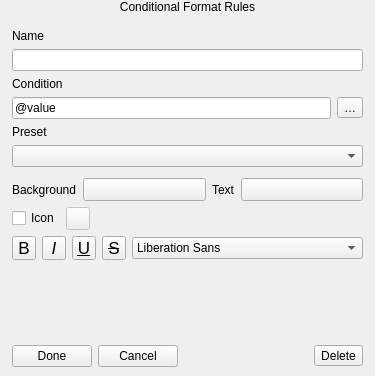
qgis/QGIS, file src/ui/qgsfieldconditionalformatwidget.ui: the form before one commit.
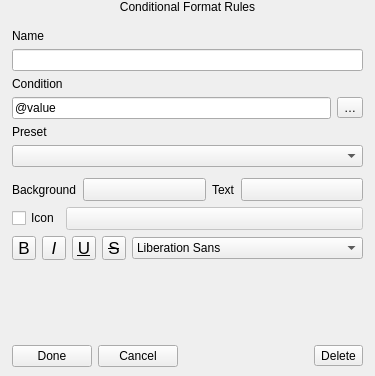
The form after the commit. The open tabs and pages were chosen to show the change. Icons and pictures are not drawn. Custom widgets are drawn as their Qt base class.

Commit message: Port conditional formatting symbol button to QgsSymbolButton

```diff
--- a/src/ui/qgsfieldconditionalformatwidget.ui
+++ b/src/ui/qgsfieldconditionalformatwidget.ui
@@ -384,19 +384,6 @@
               </property>
              </widget>
             </item>
-            <item>
-             <spacer name="horizontalSpacer_2">
-              <property name="orientation">
-               <enum>Qt::Horizontal</enum>
-              </property>
-              <property name="sizeHint" stdset="0">
-               <size>
-                <width>40</width>
-                <height>20</height>
-               </size>
-              </property>
-             </spacer>
-            </item>
            </layout>
           </item>
           <item>
@@ -599,6 +586,11 @@
   </layout>
  </widget>
  <customwidgets>
+  <customwidget>
+   <class>QgsSymbolButton</class>
+   <extends>QToolButton</extends>
+   <header>qgssymbolbutton.h</header>
+  </customwidget>
   <customwidget>
    <class>QgsColorButton</class>
    <extends>QToolButton</extends>
```
Left out of the diff: 2 changed lines with no effect on the pictures. The commit also changes 2 other files.
